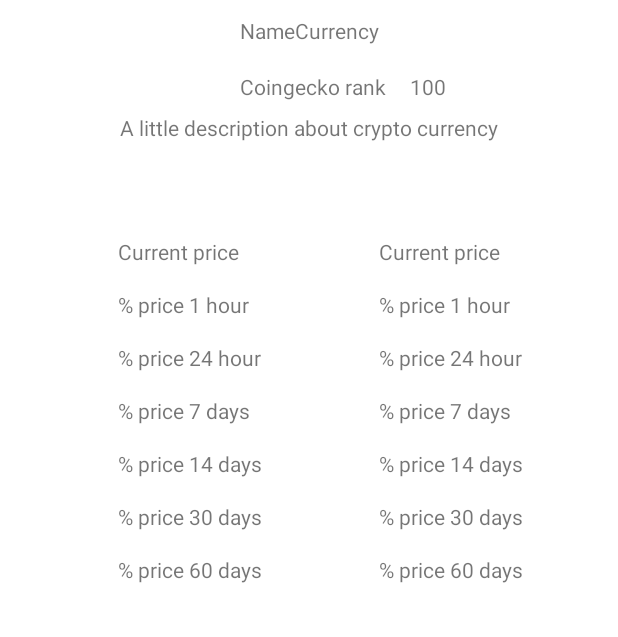
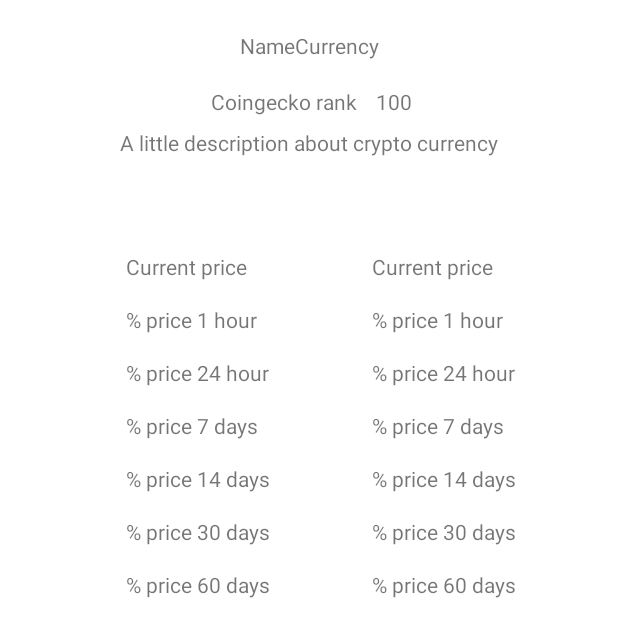
Before and after one commit to AlexanderAndrenko/CryptoCurrency, an Android app: the layout fragment_info.xml on its own in the app's theme, with its tools: preview values and no code run, on a phone screen of 412 x 824 dp. Shown: the top 637 px of the screen. Run offline under Robolectric (Android 15) with nearby library versions, the phone set to English and light mode, and no system bars.

Commit message:
Implement transition from list to info page

```diff
--- a/app/build.gradle
+++ b/app/build.gradle
@@ -1,7 +1,10 @@
 plugins {
     id 'com.android.application'
+    id 'androidx.navigation.safeargs'
     id 'kotlin-android'
     id 'kotlin-kapt'
+    id("kotlin-parcelize")
+
    // id 'kotlinx-serialization'
 }
 
--- a/app/src/main/java/com/example/cryptocurrency/Database/CryptoCurrencyDao.kt
+++ b/app/src/main/java/com/example/cryptocurrency/Database/CryptoCurrencyDao.kt
@@ -2,7 +2,7 @@ package com.example.cryptocurrency.Database
 
 import androidx.lifecycle.LiveData
 import androidx.room.*
-import com.example.cryptocurrency.DataModel.Coin
+import com.example.cryptocurrency.Model.Coin
 
 @Dao
 interface CryptoCurrencyDao {
--- a/app/src/main/java/com/example/cryptocurrency/Database/CryptoCurrencyDatabase.kt
+++ b/app/src/main/java/com/example/cryptocurrency/Database/CryptoCurrencyDatabase.kt
@@ -5,7 +5,7 @@ import androidx.room.Database
 import androidx.room.Room
 import androidx.room.RoomDatabase
 import androidx.room.TypeConverters
-import com.example.cryptocurrency.DataModel.Coin
+import com.example.cryptocurrency.Model.Coin
 
 @Database(entities = [Coin::class], version = 1)
 @TypeConverters(CryptoCurrencyTypeConverter::class)
--- a/app/src/main/java/com/example/cryptocurrency/Database/CryptoCurrencyRepository.kt
+++ b/app/src/main/java/com/example/cryptocurrency/Database/CryptoCurrencyRepository.kt
@@ -1,10 +1,6 @@
 package com.example.cryptocurrency.Database
-import android.content.Context
 import androidx.lifecycle.LiveData
-import androidx.room.Room
-import com.example.cryptocurrency.DataModel.Coin
-import java.lang.IllegalStateException
-import java.util.concurrent.Executors
+import com.example.cryptocurrency.Model.Coin
 
 private const val DATABASE_NAME = "cryptoCurrency"
 
--- a/app/src/main/java/com/example/cryptocurrency/Database/CoinViewModel.kt
+++ b/app/src/main/java/com/example/cryptocurrency/ViewModel/CoinViewModel.kt
@@ -1,10 +1,12 @@
-package com.example.cryptocurrency.Database
+package com.example.cryptocurrency.ViewModel
 
 import android.app.Application
 import androidx.lifecycle.AndroidViewModel
 import androidx.lifecycle.LiveData
 import androidx.lifecycle.viewModelScope
-import com.example.cryptocurrency.DataModel.Coin
+import com.example.cryptocurrency.Database.CryptoCurrencyDatabase
+import com.example.cryptocurrency.Database.CryptoCurrencyRepository
+import com.example.cryptocurrency.Model.Coin
 import kotlinx.coroutines.Dispatchers
 import kotlinx.coroutines.launch
 
--- a/app/src/main/java/com/example/cryptocurrency/fragments/AddFragment.kt
+++ b/app/src/main/java/com/example/cryptocurrency/fragments/AddFragment.kt
@@ -5,14 +5,12 @@ import androidx.fragment.app.Fragment
 import android.view.LayoutInflater
 import android.view.View
 import android.view.ViewGroup
-import android.widget.*
 import androidx.lifecycle.ViewModelProvider
 import androidx.navigation.fragment.findNavController
-import com.example.cryptocurrency.DataModel.Coin
-import com.example.cryptocurrency.Database.CoinViewModel
+import com.example.cryptocurrency.Model.Coin
+import com.example.cryptocurrency.ViewModel.CoinViewModel
 import com.example.cryptocurrency.R
 import com.example.cryptocurrency.databinding.FragmentAddBinding
-import java.util.*
 
 class AddFragment : Fragment() {
 
--- a/app/src/main/res/layout/fragment_info.xml
+++ b/app/src/main/res/layout/fragment_info.xml
@@ -4,6 +4,7 @@
     xmlns:tools="http://schemas.android.com/tools"
     android:layout_width="match_parent"
     android:layout_height="match_parent"
+    android:padding="10dp"
     tools:context=".fragments.InfoFragment">
 
     <TextView
@@ -46,7 +47,7 @@
         android:layout_height="wrap_content"
         android:layout_marginTop="8dp"
         android:text="Coingecko rank"
-        app:layout_constraintStart_toStartOf="@+id/nameCurrencyInfo"
+        app:layout_constraintStart_toStartOf="@+id/guideline8"
         app:layout_constraintTop_toTopOf="@+id/guideline4" />
 
     <TextView
@@ -56,6 +57,7 @@
         android:layout_marginStart="16dp"
         android:layout_marginTop="8dp"
         android:text="100"
+        app:layout_constraintEnd_toStartOf="@+id/guideline9"
         app:layout_constraintStart_toEndOf="@+id/coinGeckoRankInfotxt"
         app:layout_constraintTop_toTopOf="@+id/guideline4" />
 
@@ -196,4 +198,18 @@
         android:orientation="vertical"
         app:layout_constraintGuide_percent="0.5" />
 
+    <androidx.constraintlayout.widget.Guideline
+        android:id="@+id/guideline8"
+        android:layout_width="wrap_content"
+        android:layout_height="wrap_content"
+        android:orientation="vertical"
+        app:layout_constraintGuide_percent="0.33333" />
+
+    <androidx.constraintlayout.widget.Guideline
+        android:id="@+id/guideline9"
+        android:layout_width="wrap_content"
+        android:layout_height="wrap_content"
+        android:orientation="vertical"
+        app:layout_constraintGuide_percent="0.66666" />
+
 </androidx.constraintlayout.widget.ConstraintLayout>
--- a/app/src/main/res/layout/fragment_list_custom_row.xml
+++ b/app/src/main/res/layout/fragment_list_custom_row.xml
@@ -3,7 +3,8 @@
     xmlns:app="http://schemas.android.com/apk/res-auto"
     xmlns:tools="http://schemas.android.com/tools"
     android:layout_width="match_parent"
-    android:layout_height="wrap_content">
+    android:layout_height="wrap_content"
+    android:id="@+id/rowLayout">
 
     <TextView
         android:id="@+id/nameCurrency"
--- a/app/src/main/res/navigation/my_nav.xml
+++ b/app/src/main/res/navigation/my_nav.xml
@@ -29,9 +29,12 @@
     <fragment
         android:id="@+id/infoFragment"
         android:name="com.example.cryptocurrency.fragments.InfoFragment"
-        android:label="InfoFragment" >
+        android:label="Info" >
         <action
             android:id="@+id/action_infoFragment_to_listFragment"
             app:destination="@id/listFragment" />
+        <argument
+            android:name="currentCoin"
+            app:argType="com.example.cryptocurrency.Model.Coin" />
     </fragment>
 </navigation>
--- a/build.gradle
+++ b/build.gradle
@@ -6,8 +6,10 @@ buildscript {
     }
 
     dependencies {
-        classpath "com.android.tools.build:gradle:7.0.3"
+        classpath "com.android.tools.build:gradle:7.0.4"
         classpath "org.jetbrains.kotlin:kotlin-gradle-plugin:1.6.10"
+        classpath("androidx.navigation:navigation-safe-args-gradle-plugin:2.4.2")
+
         //classpath "org.jetbrains.kotlin:kotlin-serialization:$kotlin_version"
 
         // NOTE: Do not place your application dependencies here; they belong
```
Also changed, not shown: app/src/main/java/com/example/cryptocurrency/Model/Coin.kt (renamed from app/src/main/java/com/example/cryptocurrency/DataModel/Coin.kt, +6 -5 lines), app/src/main/java/com/example/cryptocurrency/fragments/InfoFragment.kt (+12 -0 lines), app/src/main/java/com/example/cryptocurrency/fragments/ListAdapter.kt (+10 -3 lines), app/src/main/java/com/example/cryptocurrency/fragments/ListFragment.kt (+1 -12 lines).
